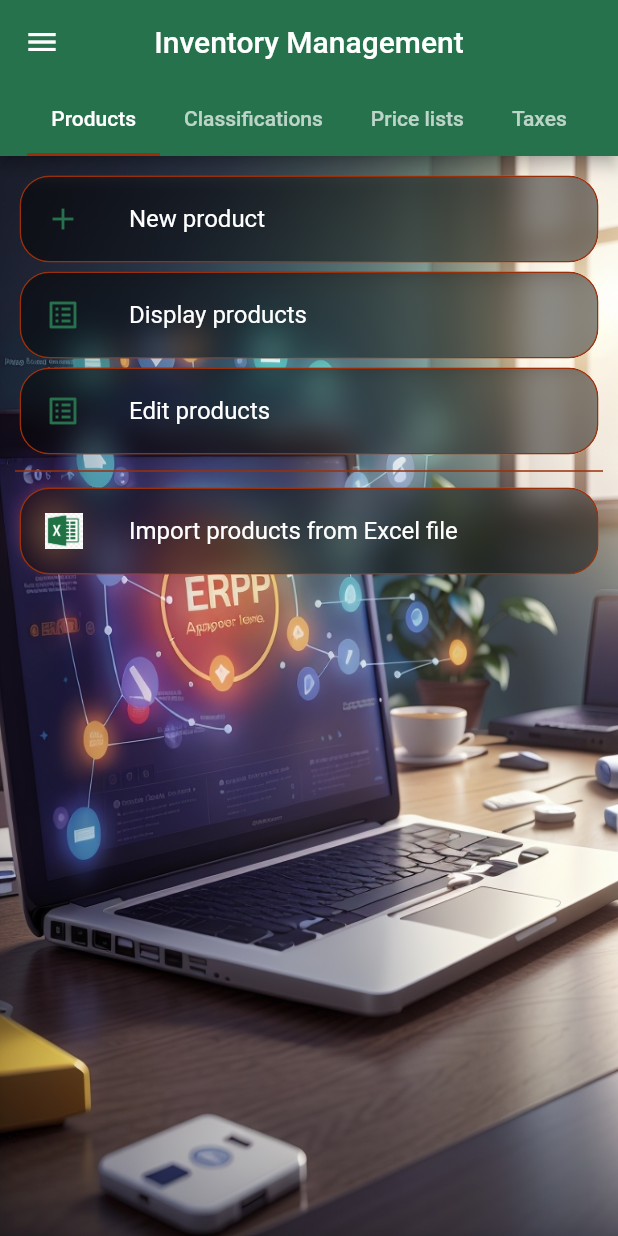
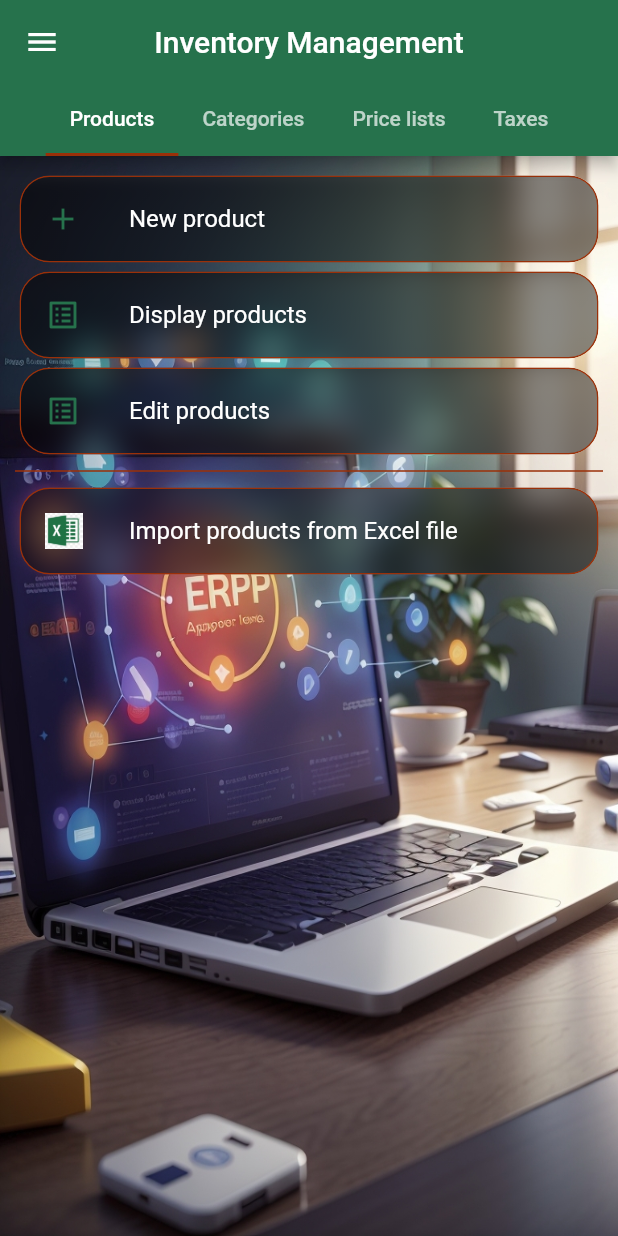
Before and after one commit to InvalidNamex/mini-erp, a Flutter app: the InventoryScreen screen opened by its route, on a phone screen of 412 x 824 dp. Run offline on Flutter 3.47's test engine with Material 2 defaults, Android fonts, the phone set to English and light mode, and no system bars; our stand-ins replace dropdown_search, get, permission_handler, shared_preferences, sqflite_common_ffi; missing offline and left inert: simple_barcode_scanner; accounts and stored records are empty.

Commit message:
first commit

```diff
--- a/lib/controllers/inventory_controller.dart
+++ b/lib/controllers/inventory_controller.dart
@@ -10,14 +10,15 @@ import '../models/item_models/price_list_model.dart';
 
 class InventoryController extends GetxController {
   static InventoryController instance = Get.find();
-  // CLASSIFICATION
+  final TextEditingController categorySearchTextController =
+      TextEditingController();
+  // category
   RxList<CategoryModel> categoryList = <CategoryModel>[].obs;
-  final GlobalKey<FormState> addClassificationFormKey = GlobalKey<FormState>();
-  final GlobalKey<FormState> editClassificationFormKey = GlobalKey<FormState>();
-  TextEditingController addClassificationTextController =
-      TextEditingController();
-  TextEditingController editClassificationTextController =
-      TextEditingController();
+  RxList<String> categoryNamesList = <String>[].obs;
+  final GlobalKey<FormState> addCategoryFormKey = GlobalKey<FormState>();
+  final GlobalKey<FormState> editCategoryFormKey = GlobalKey<FormState>();
+  TextEditingController addCategoryTextController = TextEditingController();
+  TextEditingController editCategoryTextController = TextEditingController();
   // PRICE LIST
   List<ItemPriceListModel> priceListValues = [];
   RxList<PriceListModel> priceListNamesList = <PriceListModel>[].obs;
@@ -28,6 +29,19 @@ class InventoryController extends GetxController {
 
   Future<void> populatePriceList() async {
     priceListNamesList.value = await dbController.readPriceListNames();
+  }
+
+  Future<void> populateCategoryList() async {
+    List<CategoryModel> _y = await dbController.readCategoryNames();
+    List<String> _x = [];
+    if (_y.isNotEmpty) {
+      for (int i = 0; i < _y.length; i++) {
+        _x.add(_y[i].categoryName!);
+      }
+    } else {
+      _x.add('General'.tr);
+    }
+    categoryNamesList.value = _x;
   }
 
   TableRow priceListTableHeaders = TableRow(children: [
@@ -134,7 +148,7 @@ class InventoryController extends GetxController {
     Padding(
       padding: const EdgeInsets.all(8.0),
       child: Text(
-        'TaxName'.tr,
+        'Tax Name'.tr,
         style: TextStyle(
             color: accentColor, fontSize: 12, fontWeight: FontWeight.bold),
       ),
@@ -209,6 +223,7 @@ class InventoryController extends GetxController {
     categoryList.value = await dbController.readCategories();
     await populateTaxes();
     await populatePriceList();
+    await populateCategoryList();
     super.onInit();
   }
 }
--- a/lib/localization_hierarchy/languages.dart
+++ b/lib/localization_hierarchy/languages.dart
@@ -24,10 +24,10 @@ class Languages extends Translations {
           'General settings': 'إعدادات عامة',
           'Edit products': 'تعديل المنتجات',
           'Products': 'المنتجات',
-          'Classifications': 'التصنيفات',
-          'New classification': 'إضافة تصنيف',
-          'Display classifications': 'عرض التصنيفات',
-          'Edit classification': 'تعديل تصنيف',
+          'categories': 'التصنيفات',
+          'New Category': 'إضافة تصنيف',
+          'Display categories': 'عرض التصنيفات',
+          'Edit category': 'تعديل تصنيف',
           'Price lists': 'قوائم الأسعار',
           'Display price lists': 'عرض قوائم الأسعار',
           'Edit price list': 'تعديل قائمة أسعار',
@@ -35,15 +35,17 @@ class Languages extends Translations {
           'Display products': 'عرض المنتجات',
           'New price list': 'إضافة قائمة أسعار',
           'Import products from Excel file': 'استيراد منتجات من ملف اكسل',
-          'Classification name': 'اسم التصنيف',
+          'Category name': 'اسم التصنيف',
           'Save': 'حفظ',
           'Please enter value': 'يجب إدخال قيمة',
-          'classifications are empty': 'التصنيفات فارغة',
-          'Classification name already exists': 'اسم التصنيف مكرر',
+          'categories are empty': 'التصنيفات فارغة',
+          'Category name already exists': 'اسم التصنيف مكرر',
           'Repetitive Name': 'الإسم مكرر',
           'Price lists are empty': 'قوائم الأسعار فارغة',
           'Price list name': 'اسم قائمة الأسعار',
           'Price list name already exists': 'اسم قائمة الأسعار مكرر',
+          'Please define price lists names in Store management':
+              'فضلًا قم بتعريف قوائم الأسعار في إدارة المخزون أولًا',
           'New Product': 'منتج جديد',
           'Taxes': 'الضرائب',
           'No taxes defined': 'لا توجد ضرائب معرفة',
@@ -69,6 +71,11 @@ class Languages extends Translations {
           'notify when quantity reach': 'نبهني عند وصول الكمية إلى',
           'Price List Name': 'اسم قائمة الأسعار',
           'Value': 'القيمة',
+          'Opening Inventory': 'الرصيد الافتتاحي',
+          'category': 'تصنيف',
+          'General': 'عام',
+          'choose a category': 'اختر تصنيف',
+          'Categories': 'التصنيفات',
         },
       };
 }
--- a/lib/localization_hierarchy/localization_controller.dart
+++ b/lib/localization_hierarchy/localization_controller.dart
@@ -11,13 +11,11 @@ class LocalizationController extends GetxController {
       const key = 'language';
       const value = 'ar';
       await prefs.setString(key, value);
-      print('Arabic saved');
     } else {
       final prefs = await SharedPreferences.getInstance();
       const key = 'language';
       const value = 'en';
       await prefs.setString(key, value);
-      print('English saved');
     }
   }
 
--- a/lib/main.dart
+++ b/lib/main.dart
@@ -79,7 +79,7 @@ class MyApp extends StatelessWidget {
             transitionDuration: const Duration(milliseconds: 200)),
         GetPage(
             name: '/new-product',
-            page: () => const NewProduct(),
+            page: () => NewProduct(),
             binding: InventoryBinding(),
             transition: Transition.upToDown,
             transitionDuration: const Duration(milliseconds: 300)),
--- a/lib/screens/inventory/inventory_screen.dart
+++ b/lib/screens/inventory/inventory_screen.dart
@@ -13,7 +13,7 @@ import '../../widgets/vertical_divider.dart';
 import '/controllers/inventory_controller.dart';
 import 'package:flutter/material.dart';
 
-class InventoryScreen extends GetView<InventoryController> {
+class InventoryScreen extends StatelessWidget {
   const InventoryScreen({super.key});
 
   @override
@@ -39,7 +39,7 @@ class InventoryScreen extends GetView<InventoryController> {
             isScrollable: true,
             tabs: [
               Tab(text: 'Products'.tr),
-              Tab(text: 'Classifications'.tr),
+              Tab(text: 'Categories'.tr),
               Tab(text: 'Price lists'.tr),
               Tab(text: 'Taxes'.tr),
             ],
@@ -81,7 +81,7 @@ class InventoryScreen extends GetView<InventoryController> {
                   ),
                 ],
               ),
-              const ClassificationTab(),
+              const CategoryTab(),
               const PriceListTab(),
               const TaxListTab(),
             ],
@@ -92,8 +92,8 @@ class InventoryScreen extends GetView<InventoryController> {
   }
 }
 
-class ClassificationTab extends GetView<InventoryController> {
-  const ClassificationTab({
+class CategoryTab extends GetView<InventoryController> {
+  const CategoryTab({
     super.key,
   });
 
@@ -110,7 +110,7 @@ class ClassificationTab extends GetView<InventoryController> {
                     color: lightColor,
                     padding: const EdgeInsets.all(5),
                     child: Text(
-                      'classifications are empty'.tr,
+                      'categories are empty'.tr,
                       style: TextStyle(
                           color: accentColor,
                           fontSize: 24,
@@ -240,9 +240,7 @@ class PriceListTab extends GetView<InventoryController> {
 }
 
 class TaxListTab extends GetView<InventoryController> {
-  const TaxListTab({
-    super.key,
-  });
+  const TaxListTab({super.key});
 
   @override
   Widget build(BuildContext context) {
```
Also changed, not shown: lib/controllers/db_controller.dart (+8 -0 lines), lib/screens/inventory/new_product.dart (+92 -62 lines), lib/widgets/edit_category.dart (+10 -14 lines), lib/widgets/edit_price_list.dart (+4 -5 lines), lib/widgets/new_category_tile.dart (+12 -15 lines), pubspec.yaml (+4 -3 lines), pubspec.lock.
